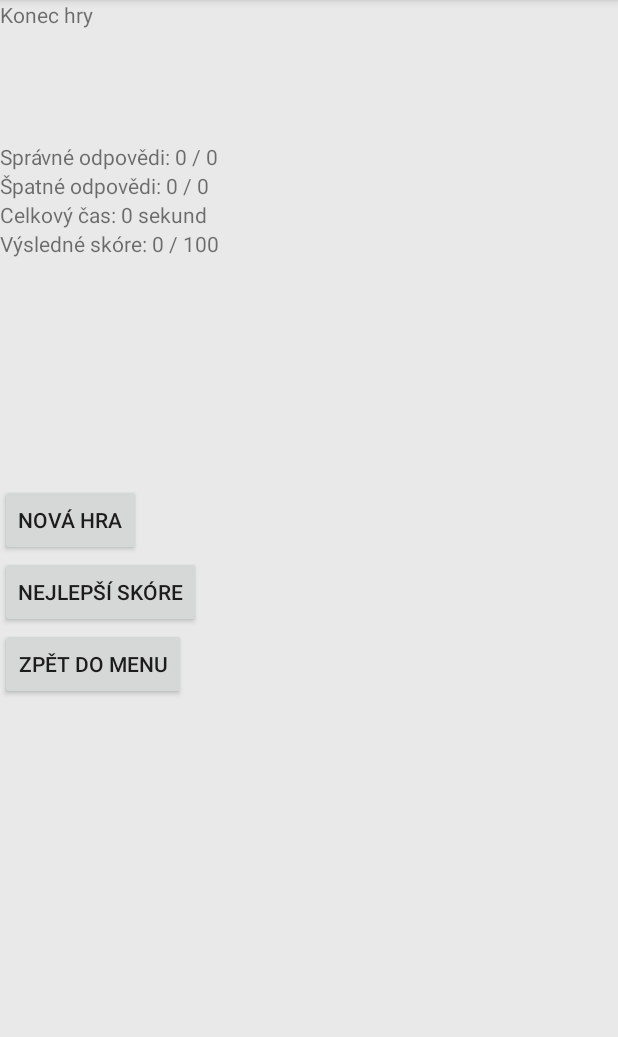
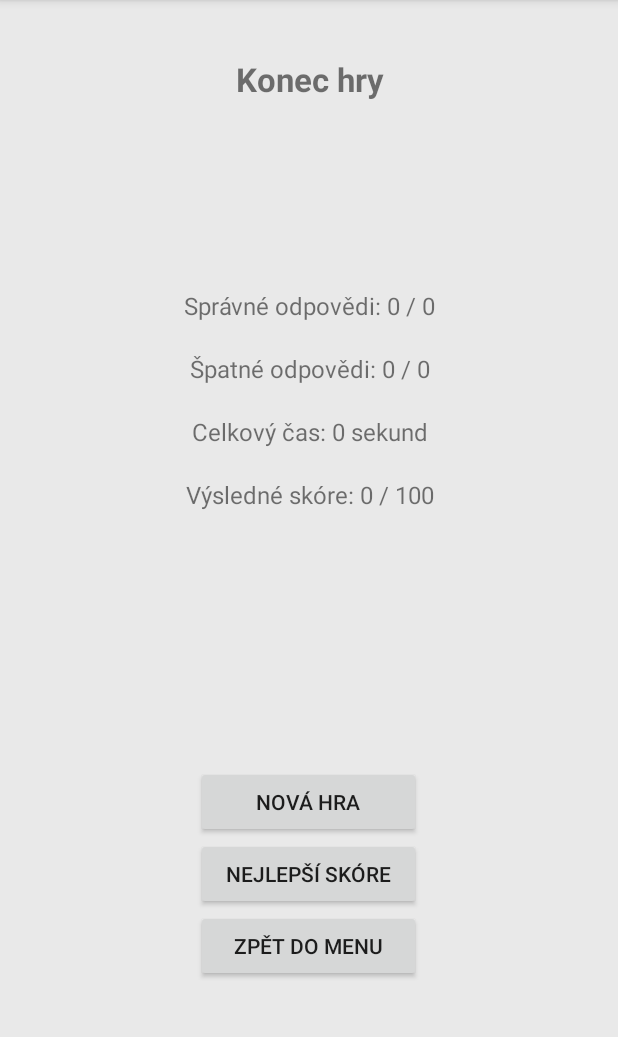
Before and after one commit to zdrubvit/ZooPraha, an Android app: the QuizResultActivity screen opened directly, with no data from a screen before it, on a phone screen of 412 x 824 dp, the part 84-1121 px from its top. Run offline under Robolectric (Android 15) with nearby library versions, the phone set to English and light mode, and no system bars.

Commit message:
Quiz result styled

```diff
--- a/app/src/main/res/layout/activity_quiz_result.xml
+++ b/app/src/main/res/layout/activity_quiz_result.xml
@@ -1,41 +1,51 @@
 <?xml version="1.0" encoding="utf-8"?>
-<LinearLayout xmlns:android="http://schemas.android.com/apk/res/android"
+<ScrollView xmlns:android="http://schemas.android.com/apk/res/android"
             xmlns:tools="http://schemas.android.com/tools"
-              android:orientation="vertical"
             android:layout_width="match_parent"
-              android:layout_height="match_parent">
+            android:layout_height="match_parent"
+            android:fillViewport="true"
+            android:scrollbars="vertical"
+            android:scrollbarAlwaysDrawVerticalTrack="true">
+
+    <LinearLayout android:orientation="vertical"
+                  android:layout_width="match_parent"
+                  android:layout_height="match_parent"
+                    android:paddingLeft="16dp"
+                    android:paddingRight="16dp"
+                    android:paddingTop="10dp">
 
         <TextView
             android:layout_width="match_parent"
             android:layout_height="wrap_content"
             android:layout_weight="1"
+            android:gravity="center"
+            android:textSize="22sp"
+            android:textStyle="bold"
+            android:layout_marginBottom="20dp"
             android:text="@string/quiz_result_header"/>
 
         <LinearLayout
             android:layout_width="match_parent"
             android:layout_height="wrap_content"
             android:orientation="vertical"
+            android:gravity="center"
             android:layout_weight="2">
 
             <TextView
                 android:id="@+id/quiz_result_correct_answers_textview"
-            android:layout_width="match_parent"
-            android:layout_height="wrap_content"
+                style="@style/QuizResultTextView"
                 tools:text="Spravne odpovedi: 1 / 10"/>
             <TextView
                 android:id="@+id/quiz_result_incorrect_answers_textview"
-            android:layout_width="match_parent"
-            android:layout_height="wrap_content"
+                style="@style/QuizResultTextView"
                 tools:text="Nespravne odpovedi: 9 / 10"/>
             <TextView
                 android:id="@+id/quiz_result_total_time_textview"
-            android:layout_width="match_parent"
-            android:layout_height="wrap_content"
+                style="@style/QuizResultTextView"
                 tools:text="Celkový čas: 35 sekund"/>
             <TextView
                 android:id="@+id/quiz_result_score_textview"
-            android:layout_width="match_parent"
-            android:layout_height="wrap_content"
+                style="@style/QuizResultTextView"
                 tools:text="Výsledné skóre: 42"/>
         </LinearLayout>
 
@@ -43,23 +53,22 @@
             android:layout_width="match_parent"
             android:layout_height="wrap_content"
             android:orientation="vertical"
-        android:layout_weight="4">
+            android:layout_weight="4"
+            android:gravity="center">
 
             <Button
                 android:id="@+id/quiz_result_new_game_button"
-            android:layout_width="wrap_content"
-            android:layout_height="wrap_content"
+                style="@style/QuizResultButton"
                 android:text="@string/quiz_result_new_game_button_text"/>
             <Button
                 android:id="@+id/quiz_result_leaderboard_button"
-            android:layout_width="wrap_content"
-            android:layout_height="wrap_content"
+                style="@style/QuizResultButton"
                 android:text="@string/quiz_result_leaderboard_button_text"/>
             <Button
                 android:id="@+id/quiz_result_menu_button"
-            android:layout_width="wrap_content"
-            android:layout_height="wrap_content"
+                style="@style/QuizResultButton"
                 android:text="@string/quiz_result_menu_button_text"/>
         </LinearLayout>
 
     </LinearLayout>
+</ScrollView>
--- a/app/src/main/res/values/styles.xml
+++ b/app/src/main/res/values/styles.xml
@@ -46,4 +46,17 @@
         <item name="android:layout_marginLeft">10dp</item>
     </style>
 
+    <style name="QuizResultTextView">
+        <item name="android:layout_width">match_parent</item>
+        <item name="android:layout_height">wrap_content</item>
+        <item name="android:textSize">16sp</item>
+        <item name="android:gravity">center_horizontal</item>
+        <item name="android:paddingTop">20dp</item>
+    </style>
+
+    <style name="QuizResultButton">
+        <item name="android:layout_width">150dp</item>
+        <item name="android:layout_height">wrap_content</item>
+    </style>
+
 </resources>
```
Lines whose indentation alone changed are shown as unchanged.
